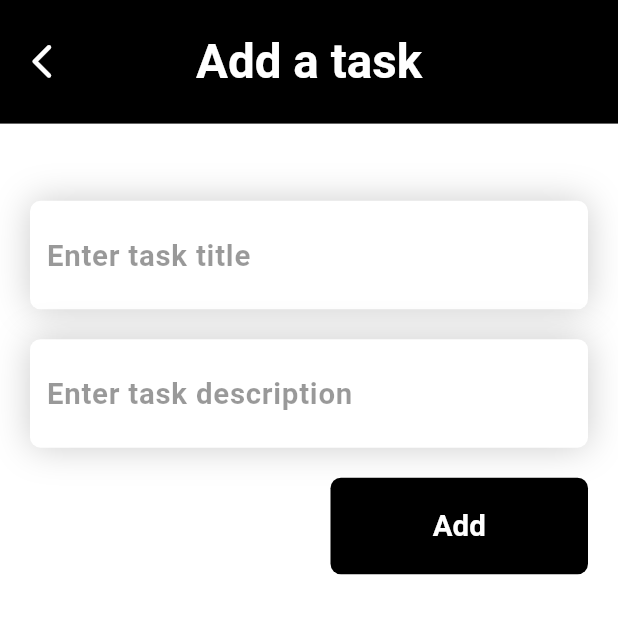
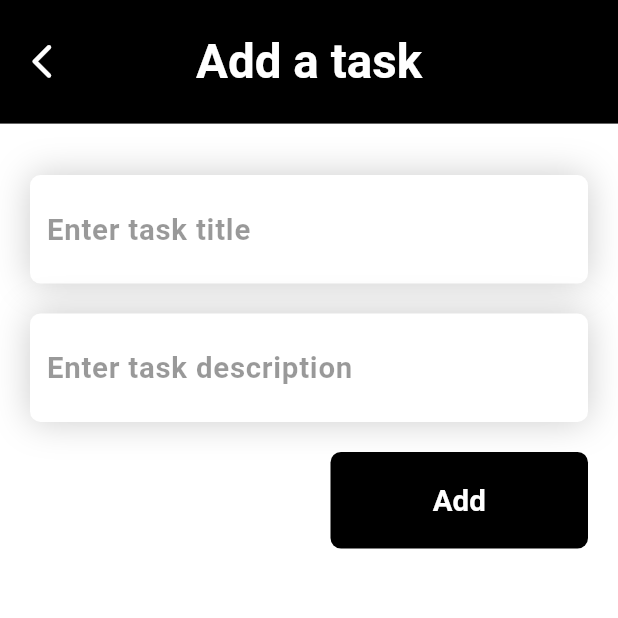
Before and after one commit to Abdusalom-mobile-developer/flutter_practice46_Real_Time_Database, a Flutter app: the TaskAddScreen screen opened by its route, on a phone screen of 412 x 824 dp, the top half of it. Run offline on Flutter 3.47's test engine with Material 3 defaults, Android fonts, the phone set to English and light mode, and no system bars; our stand-ins replace firebase_database; accounts and stored records are empty.

Commit message:
Created a new directory named 'models' and created new class init that stores to-do task properties.

```diff
--- /dev/null
+++ b/lib/models/task_info.dart
@@ -0,0 +1,5 @@
+class TaskInfo {
+  String taskTitle, taskDescription, time, timeAmOrPm;
+
+  TaskInfo(this.taskTitle, this.taskDescription, this.time, this.timeAmOrPm);
+}
--- a/lib/screens/task_add.dart
+++ b/lib/screens/task_add.dart
@@ -8,8 +8,8 @@ class TaskAddScreen extends StatelessWidget with CustomWidgets {
 
   @override
   Widget build(BuildContext context) {
-    TextEditingController _taskTitle = TextEditingController();
-    TextEditingController _taskDecription = TextEditingController();
+    TextEditingController taskTitle = TextEditingController();
+    TextEditingController taskDecription = TextEditingController();
     return Scaffold(
       backgroundColor: Colors.white,
       appBar: AppBar(
@@ -37,11 +37,11 @@ class TaskAddScreen extends StatelessWidget with CustomWidgets {
         },
         child: Column(
           children: [
-            SizedBox(height: MediaQuery.of(context).size.width / 8),
+            SizedBox(height: MediaQuery.of(context).size.width / 12),
             customTextField(
-                context, "Eg: Learn Japanese", "Enter task title", _taskTitle),
+                context, "Eg: Learn Japanese", "Enter task title", taskTitle),
             customTextField(context, "Eg: Watch 3 videos of Japanese course",
-                "Enter task description", _taskDecription),
+                "Enter task description", taskDecription),
             Padding(
               padding: const EdgeInsets.symmetric(horizontal: 20),
               child: Row(
```
Also changed, not shown: lib/services/CRUD_real_tim_data.dart (+11 -1 lines).
